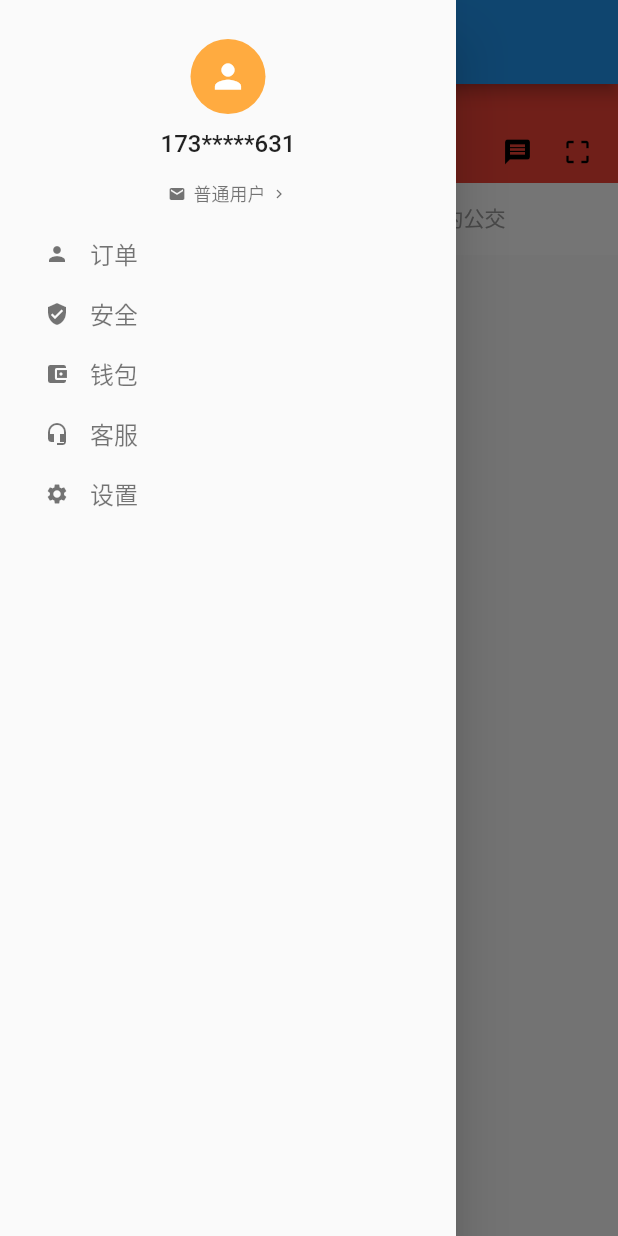
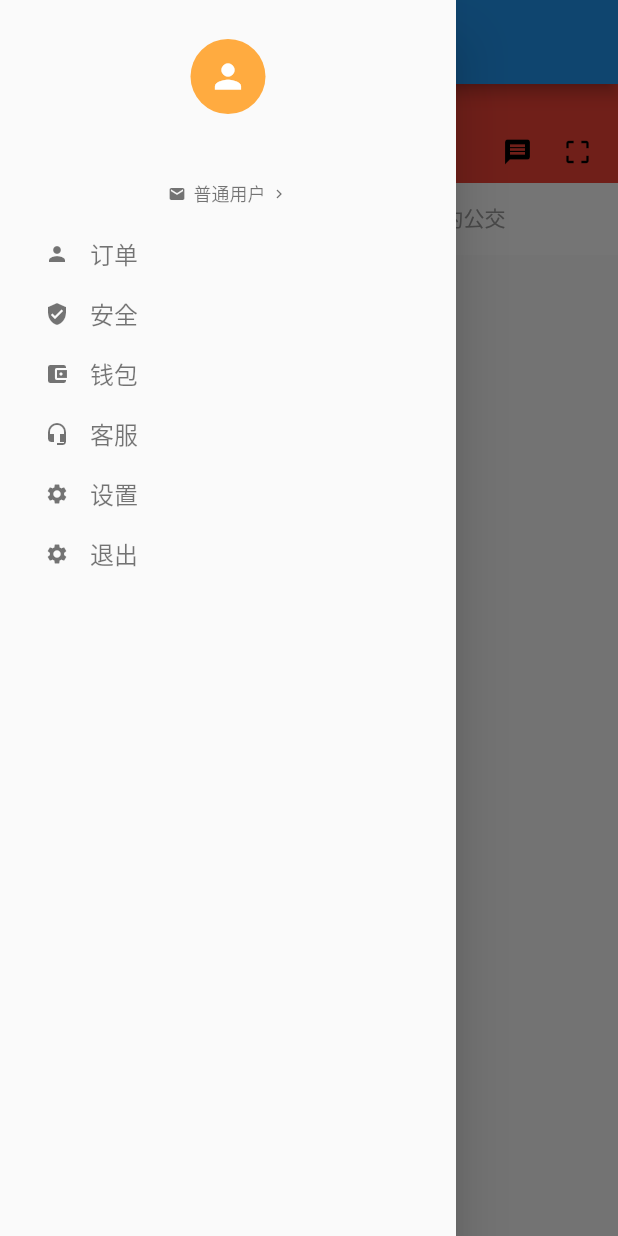
Before and after one commit to liuweicom/flex_bus, a Flutter app: the screen it shows after launch, with the side drawer open, on a phone screen of 412 x 824 dp. Run offline on Flutter 3.47's test engine with Material 2 defaults, Android fonts, the phone set to English and light mode, and no system bars.

Commit message:
登陆之后将用户信息存储到全局中去，方便随时调用

```diff
--- /dev/null
+++ b/lib/modal/user_info_model.dart
@@ -0,0 +1,43 @@
+import 'package:flutter/material.dart';
+
+class UserInfoModel with ChangeNotifier {
+  String _passWord;
+  String _roles;
+  String _telephone;
+  bool _isLoginSuccess;
+
+  String get passWord => _passWord;
+  String get roles=> _roles;
+  String get telephone=> _telephone;
+  bool get isLoginSuccess=> _isLoginSuccess;
+
+  void setInfo(String telephone,String passWord,String roles,bool isLoginSuccess){
+    this._telephone = telephone;
+    this._passWord = passWord;
+    this._roles = roles;
+    this._isLoginSuccess = isLoginSuccess;
+    notifyListeners();//ChangeNotifier，这个类能够帮助我们自动管理所有听众，当调用notifyListeners时，它会通知所有听众进行刷新
+  }
+
+  void setTelephone(String telephone){
+    this._telephone = telephone;
+    notifyListeners();//ChangeNotifier，这个类能够帮助我们自动管理所有听众，当调用notifyListeners时，它会通知所有听众进行刷新
+  }
+
+  void setPassWord(String passWord){
+    this._passWord = passWord;
+    notifyListeners();//ChangeNotifier，这个类能够帮助我们自动管理所有听众，当调用notifyListeners时，它会通知所有听众进行刷新
+  }
+
+  void setIsLoginSuccess(bool isLoginSuccess){
+    this._isLoginSuccess = isLoginSuccess;
+    notifyListeners();//ChangeNotifier，这个类能够帮助我们自动管理所有听众，当调用notifyListeners时，它会通知所有听众进行刷新
+  }
+
+  void setRoles(String roles){
+    this._roles = roles;
+    notifyListeners();//ChangeNotifier，这个类能够帮助我们自动管理所有听众，当调用notifyListeners时，它会通知所有听众进行刷新
+  }
+
+
+}
--- a/lib/widget/drawer_widget.dart
+++ b/lib/widget/drawer_widget.dart
@@ -1,5 +1,7 @@
 import 'package:flex_bus/modal/ListTileModal.dart';
+import 'package:flex_bus/modal/user_info_model.dart';
 import 'package:flutter/material.dart';
+import 'package:provider/provider.dart';
 
 class DrawerWidget extends StatefulWidget {
   @override
@@ -7,32 +9,32 @@ class DrawerWidget extends StatefulWidget {
 }
 
 class _DrawerWidgetState extends State<DrawerWidget> {
-  List<ListTileModal> listTileData = [
-    ListTileModal(iconsData: Icons.assignment, title: "订单"),
-    ListTileModal(iconsData: Icons.verified_user, title: "安全"),
-    ListTileModal(iconsData: Icons.account_balance_wallet, title: "钱包"),
-    ListTileModal(iconsData: Icons.headset_mic, title: "客服"),
-    ListTileModal(iconsData: Icons.settings, title: "设置"),
-  ];
 
   @override
   Widget build(BuildContext context) {
+    //获取顶层数据最简单的方法，这里的泛型指定了获取该页面向上寻找最近存储了T的祖先节点的数据，如果使用这种方式更新，会导致频繁刷新context,导致页面刷新build函数
+    final userInfo = Provider.of<UserInfoModel>(context);//获取顶层数据最简单的方法就是 Provider.of<T>(context)
+    String telephone = userInfo.isLoginSuccess?? false ?((userInfo.telephone?.length ?? 0) >10 ? userInfo.telephone.replaceRange(3, 8, "*****") : "") :"";
+    print(userInfo.telephone.toString()+"print==========");
     return Container(
       padding: EdgeInsets.all(10),
       child: ListView(
         children: <Widget>[
-          _drawerHeaderWidget(),
-          _listTileWidget(Icons.person, "订单"),
-          _listTileWidget(Icons.verified_user, "安全"),
-          _listTileWidget(Icons.account_balance_wallet, "钱包"),
-          _listTileWidget(Icons.headset_mic, "客服"),
-          _listTileWidget(Icons.settings, "设置"),
+          _drawerHeaderWidget(telephone),
+          _listTileWidget(Icons.person, "订单",()=>print("订单========"), null),
+          _listTileWidget(Icons.verified_user, "安全",()=>print("安全========"), null),
+          _listTileWidget(Icons.account_balance_wallet, "钱包",()=>print("钱包========"), null),
+          _listTileWidget(Icons.headset_mic, "客服",()=>print("客服========"), null),
+          _listTileWidget(Icons.settings, "设置",()=>print("订单========"), null),
+          _listTileWidget(Icons.settings, "退出",(userInfo){
+            userInfo.setInfo("","","");
+          }, userInfo),
         ],
       ),
     );
   }
 
-  Widget _drawerHeaderWidget() {
+  Widget _drawerHeaderWidget(String telephone) {
     return Container(
       padding: EdgeInsets.fromLTRB(16, 16, 16, 8),
       margin: EdgeInsets.only(bottom: 8),
@@ -61,7 +63,7 @@ class _DrawerWidgetState extends State<DrawerWidget> {
               child: Padding(
                 padding: EdgeInsets.only(top: 10),
                 child: Text(
-                  "173*****631",
+                  telephone,
                   style: TextStyle(fontSize: 16, fontWeight: FontWeight.w500),
                 ),
               ),
@@ -99,7 +101,7 @@ class _DrawerWidgetState extends State<DrawerWidget> {
                             size: 12, color: Colors.black54),
                       ),
                     ],
-                  )),
+                  ),),
             ),
           ],
         ),
@@ -107,10 +109,10 @@ class _DrawerWidgetState extends State<DrawerWidget> {
     );
   }
 
-  Widget _listTileWidget(iconsData, title) {
+  Widget _listTileWidget(iconsData, title, callBack, userInfo) {
     return InkWell(
       onTap: () {
-        print("listTileWidget=====" + title);
+        callBack(userInfo);
       },
       child: Container(
         height: 40,
@@ -146,10 +148,4 @@ class _DrawerWidgetState extends State<DrawerWidget> {
     );
   }
 
-  List<Widget> _listTiles() {
-    return listTileData
-        .map(
-            (ListTileModal item) => _listTileWidget(item.iconsData, item.title))
-        .toList();
-  }
 }
--- a/pubspec.yaml
+++ b/pubspec.yaml
@@ -24,6 +24,7 @@ dependencies:
   # Use with the CupertinoIcons class for iOS style icons.
   cupertino_icons: ^0.1.2
   amap_base: ^0.3.5
+  provider: 3.0.0+1
 dev_dependencies:
   flutter_test:
     sdk: flutter
```
Also changed, not shown: lib/main.dart (+23 -1 lines), lib/page/login_page.dart (+97 -62 lines), lib/page/password_page.dart (+23 -6 lines), pubspec.lock.
